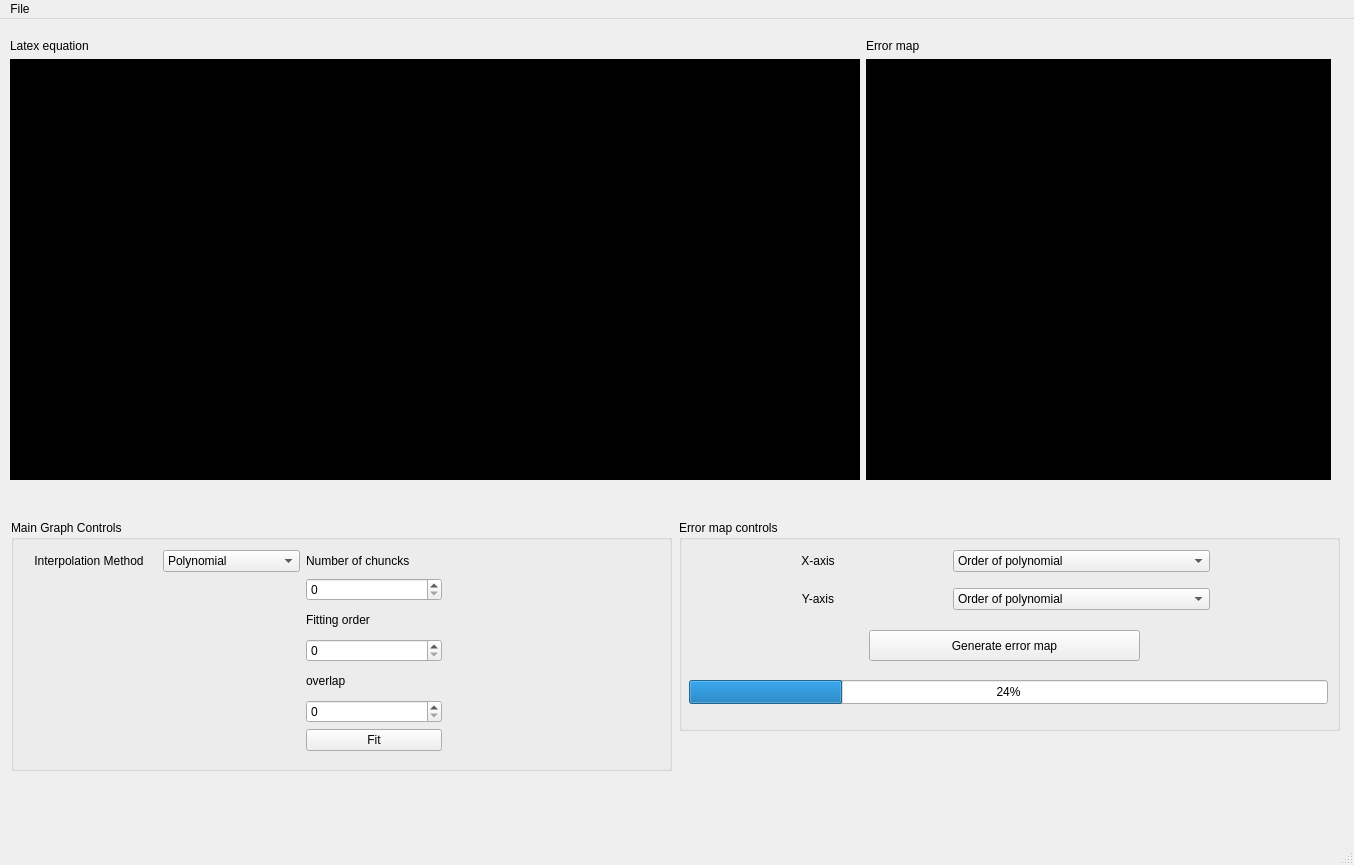
This is GUI.ui in SandraAdel/Signal-Interpolation-and-Curve-Fitting-Accuracy-and-Efficacy-Illustrator as Qt 5 draws it before an edit. The edited form follows.
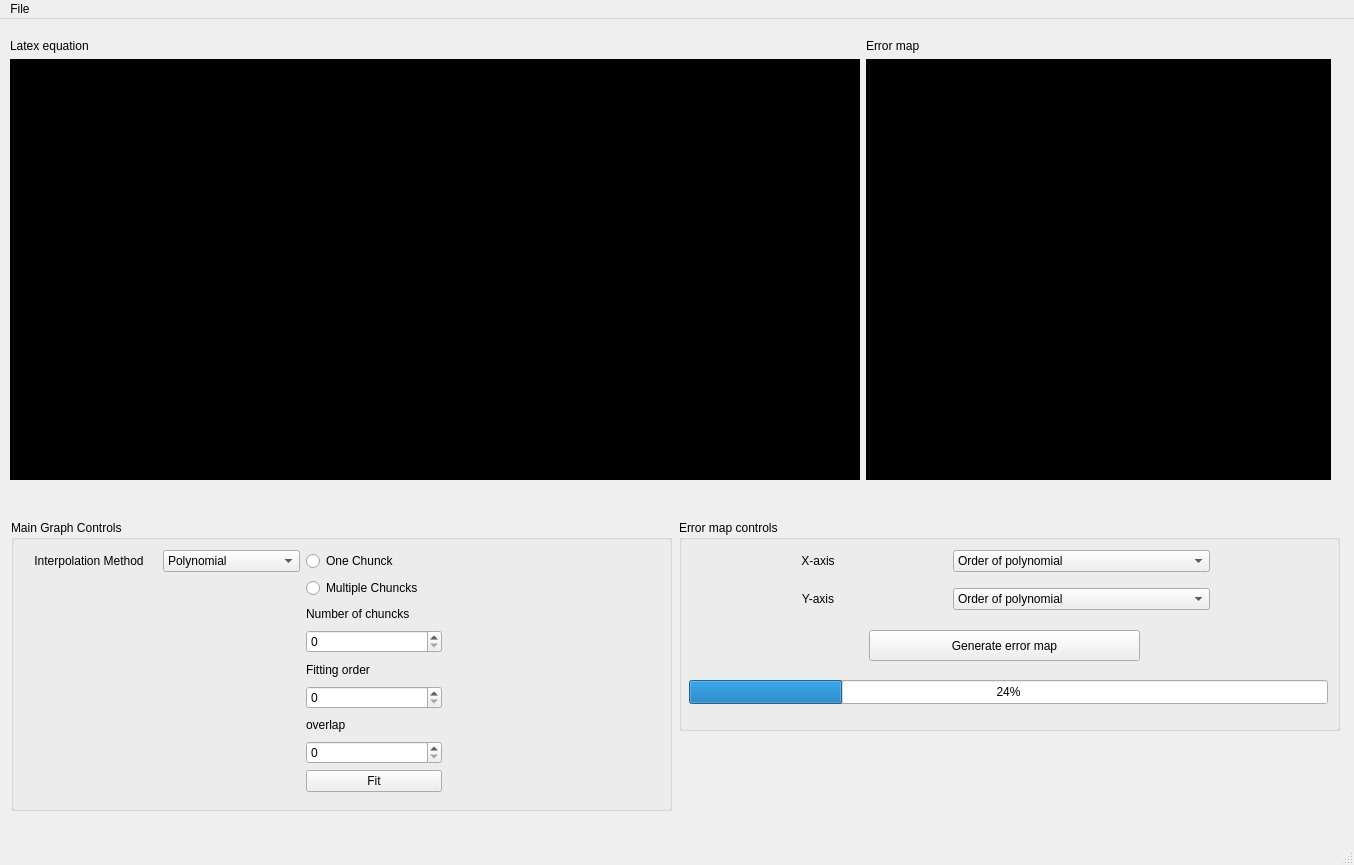
This is the edited form. Icons and pictures are not drawn. Custom widgets are drawn as their Qt base class.

Diff of the .ui file:
```diff
--- a/GUI.ui
+++ b/GUI.ui
@@ -76,7 +76,7 @@
       <x>11</x>
       <y>501</y>
       <width>661</width>
-      <height>251</height>
+      <height>291</height>
      </rect>
     </property>
     <property name="title">
@@ -88,10 +88,24 @@
        <x>10</x>
        <y>30</y>
        <width>421</width>
-       <height>201</height>
+       <height>242</height>
       </rect>
      </property>
      <layout class="QGridLayout" name="mainGraphControlsGridLayout">
+      <item row="8" column="2">
+       <widget class="QPushButton" name="polynomialFitPushButton">
+        <property name="text">
+         <string>Fit</string>
+        </property>
+       </widget>
+      </item>
+      <item row="0" column="2">
+       <widget class="QRadioButton" name="polynomialOneChunckRadioButton">
+        <property name="text">
+         <string>One Chunck</string>
+        </property>
+       </widget>
+      </item>
       <item row="0" column="1">
        <widget class="QComboBox" name="interpolationMethodComboBox">
         <item>
@@ -106,50 +120,50 @@
         </item>
        </widget>
       </item>
-      <item row="3" column="2">
-       <widget class="QSpinBox" name="polynomialFittingOrderSpinBox"/>
+      <item row="0" column="0">
+       <widget class="QLabel" name="intetpolationMethodLabel">
+        <property name="text">
+         <string>Interpolation Method</string>
+        </property>
+        <property name="alignment">
+         <set>Qt::AlignCenter</set>
+        </property>
+       </widget>
       </item>
       <item row="5" column="2">
+       <widget class="QSpinBox" name="polynomialFittingOrderSpinBox"/>
+      </item>
+      <item row="7" column="2">
        <widget class="QSpinBox" name="polynomialOerlapSpinBox"/>
       </item>
-      <item row="0" column="2">
+      <item row="2" column="2">
        <widget class="QLabel" name="polynomialNumberOfChuncksLabel">
         <property name="text">
          <string>Number of chuncks</string>
         </property>
        </widget>
       </item>
-      <item row="4" column="2">
+      <item row="6" column="2">
        <widget class="QLabel" name="polynomialOverlapLabel">
         <property name="text">
          <string>overlap</string>
         </property>
        </widget>
       </item>
-      <item row="2" column="2">
+      <item row="4" column="2">
        <widget class="QLabel" name="polynomialFittingOrderLabel">
         <property name="text">
          <string>Fitting order</string>
         </property>
        </widget>
       </item>
-      <item row="1" column="2">
+      <item row="3" column="2">
        <widget class="QSpinBox" name="polynomialNumberOfChuncksSpinBox"/>
       </item>
-      <item row="0" column="0">
-       <widget class="QLabel" name="intetpolationMethodLabel">
+      <item row="1" column="2">
+       <widget class="QRadioButton" name="polynomialMultipleChuncksRadioButton">
         <property name="text">
-         <string>Interpolation Method</string>
-        </property>
-        <property name="alignment">
-         <set>Qt::AlignCenter</set>
-        </property>
-       </widget>
-      </item>
-      <item row="6" column="2">
-       <widget class="QPushButton" name="polynomialFitPushButton">
-        <property name="text">
-         <string>Fit</string>
+         <string>Multiple Chuncks</string>
         </property>
        </widget>
       </item>
```
